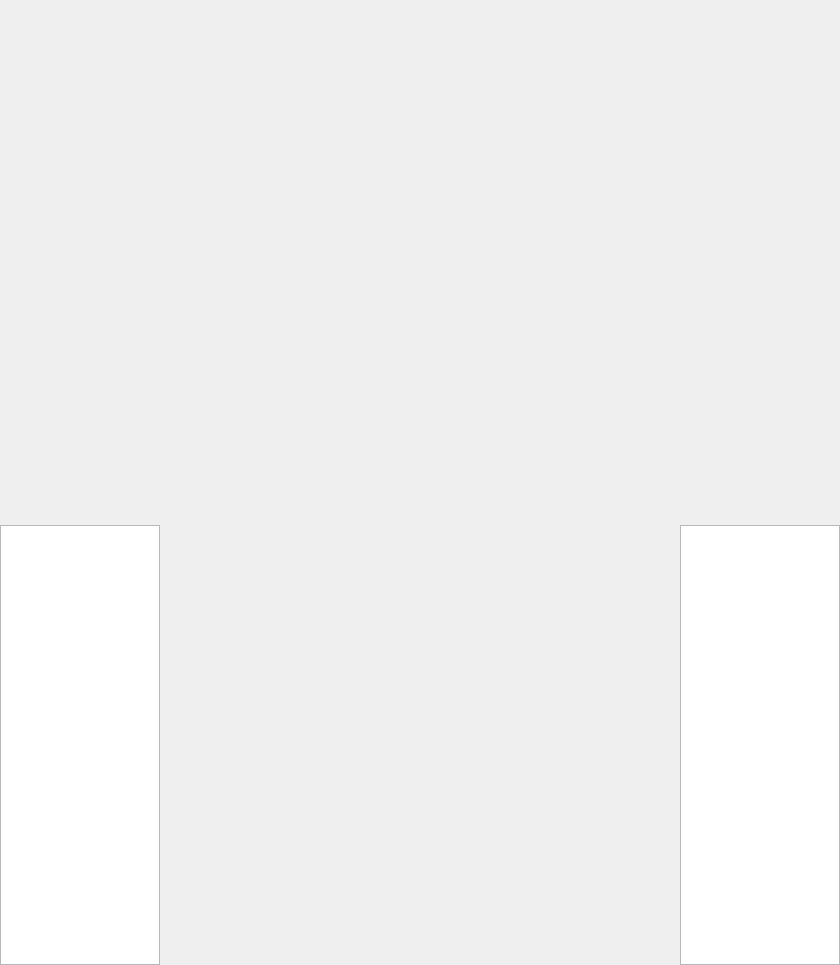
Before: the Qt Designer form biggamewindow.ui in fhfuih/COMP2012H-Project, drawn with Qt 5.
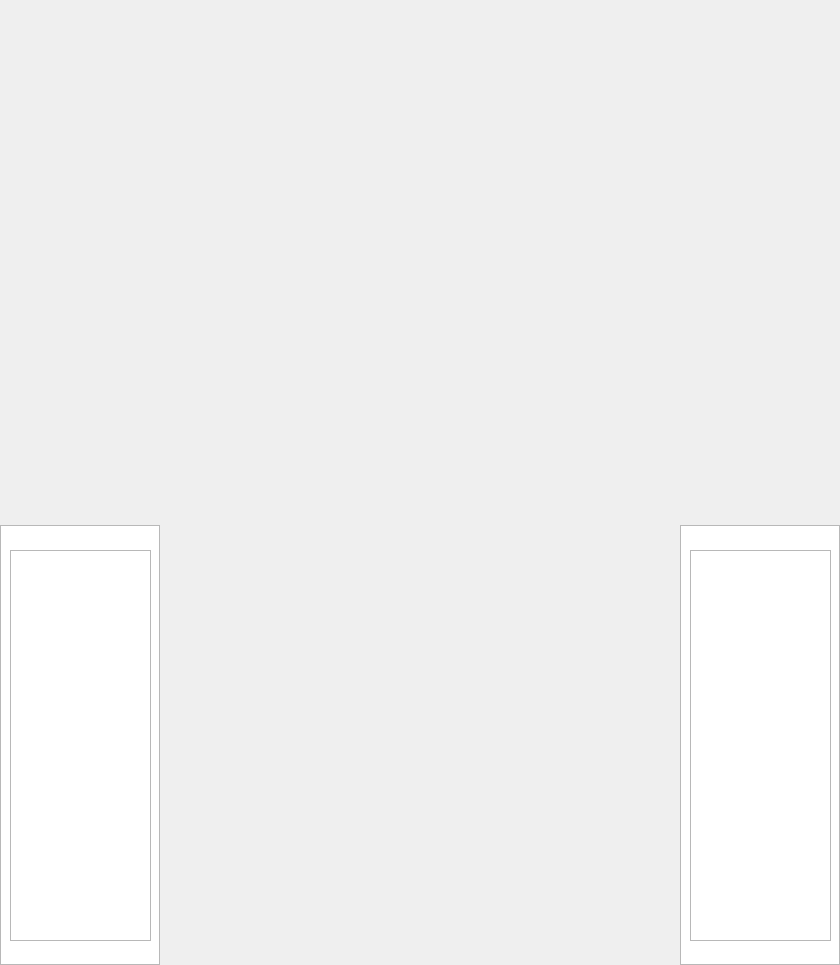
After: the same form once the commit is applied. Icons and pictures are not drawn.

What changed in the file:
```diff
--- a/biggamewindow.ui
+++ b/biggamewindow.ui
@@ -27,7 +27,7 @@
 background-image: url(:/resource/blackSquare.jpg);</string>
    </property>
   </widget>
-  <widget class="QListView" name="listView_2">
+  <widget class="QListView" name="listView2">
    <property name="geometry">
     <rect>
      <x>680</x>
@@ -41,7 +41,7 @@
 border-image: url(:/resource/Border pattern3.png);</string>
    </property>
   </widget>
-  <widget class="QLabel" name="label">
+  <widget class="QLabel" name="boardBackground">
    <property name="geometry">
     <rect>
      <x>103</x>
@@ -58,9 +58,43 @@
     <string>TextLabel</string>
    </property>
   </widget>
-  <zorder>label</zorder>
+  <widget class="QListWidget" name="playerList">
+   <property name="geometry">
+    <rect>
+     <x>10</x>
+     <y>550</y>
+     <width>141</width>
+     <height>391</height>
+    </rect>
+   </property>
+   <property name="font">
+    <font>
+     <family>Long Shot</family>
+     <pointsize>20</pointsize>
+    </font>
+   </property>
+  </widget>
+  <widget class="QListWidget" name="enemyList">
+   <property name="geometry">
+    <rect>
+     <x>690</x>
+     <y>550</y>
+     <width>141</width>
+     <height>391</height>
+    </rect>
+   </property>
+   <property name="font">
+    <font>
+     <family>Long Shot</family>
+     <pointsize>20</pointsize>
+    </font>
+   </property>
+  </widget>
+  <zorder>boardBackground</zorder>
   <zorder>listView</zorder>
-  <zorder>listView_2</zorder>
+  <zorder>listView2</zorder>
+  <zorder>playerList</zorder>
+  <zorder>enemyList</zorder>
  </widget>
  <resources/>
  <connections/>
```
